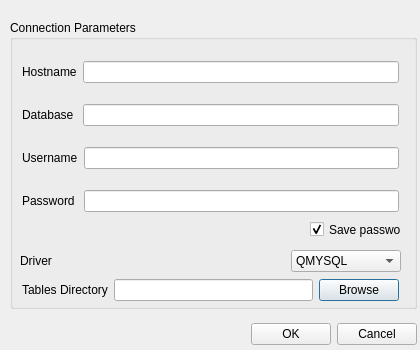
Old version of the form source_code/system_sys/source_code/gui/Sys_Database_Dia.ui in the repository dabachma/ProMaIDes_src.
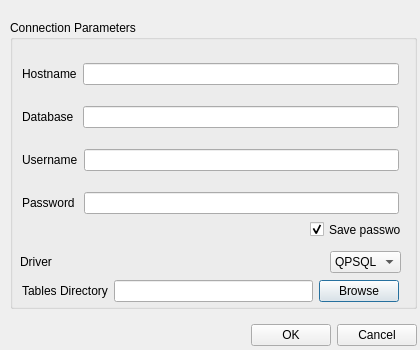
New version of the form. Icons and pictures are not drawn.

Diff of the .ui file:
```diff
--- a/source_code/system_sys/source_code/gui/Sys_Database_Dia.ui
+++ b/source_code/system_sys/source_code/gui/Sys_Database_Dia.ui
@@ -47,7 +47,7 @@
       <x>12</x>
       <y>41</y>
       <width>377</width>
-      <height>22</height>
+      <height>26</height>
      </rect>
     </property>
     <layout class="QHBoxLayout">
@@ -69,7 +69,7 @@
       <x>12</x>
       <y>170</y>
       <width>377</width>
-      <height>22</height>
+      <height>26</height>
      </rect>
     </property>
     <layout class="QHBoxLayout">
@@ -95,7 +95,7 @@
       <x>12</x>
       <y>127</y>
       <width>377</width>
-      <height>22</height>
+      <height>26</height>
      </rect>
     </property>
     <layout class="QHBoxLayout">
@@ -117,7 +117,7 @@
       <x>12</x>
       <y>256</y>
       <width>377</width>
-      <height>28</height>
+      <height>30</height>
      </rect>
     </property>
     <layout class="QHBoxLayout">
@@ -146,7 +146,7 @@
       <x>12</x>
       <y>84</y>
       <width>377</width>
-      <height>22</height>
+      <height>26</height>
      </rect>
     </property>
     <layout class="QHBoxLayout">
@@ -181,13 +181,13 @@
      <bool>true</bool>
     </property>
    </widget>
-   <widget class="QWidget" name="">
+   <widget class="QWidget" name="layoutWidget">
     <property name="geometry">
      <rect>
       <x>10</x>
       <y>230</y>
       <width>381</width>
-      <height>22</height>
+      <height>24</height>
      </rect>
     </property>
     <layout class="QHBoxLayout" name="horizontalLayout">
@@ -213,21 +213,11 @@
      </item>
      <item>
       <widget class="QComboBox" name="drivercombo">
-       <item>
-        <property name="text">
-         <string>QMYSQL</string>
-        </property>
-       </item>
        <item>
         <property name="text">
          <string>QPSQL</string>
         </property>
        </item>
-       <item>
-        <property name="text">
-         <string>UNKWON_DR</string>
-        </property>
-       </item>
       </widget>
      </item>
     </layout>
@@ -239,7 +229,7 @@
      <x>10</x>
      <y>320</y>
      <width>407</width>
-     <height>28</height>
+     <height>30</height>
     </rect>
    </property>
    <layout class="QHBoxLayout">
```
